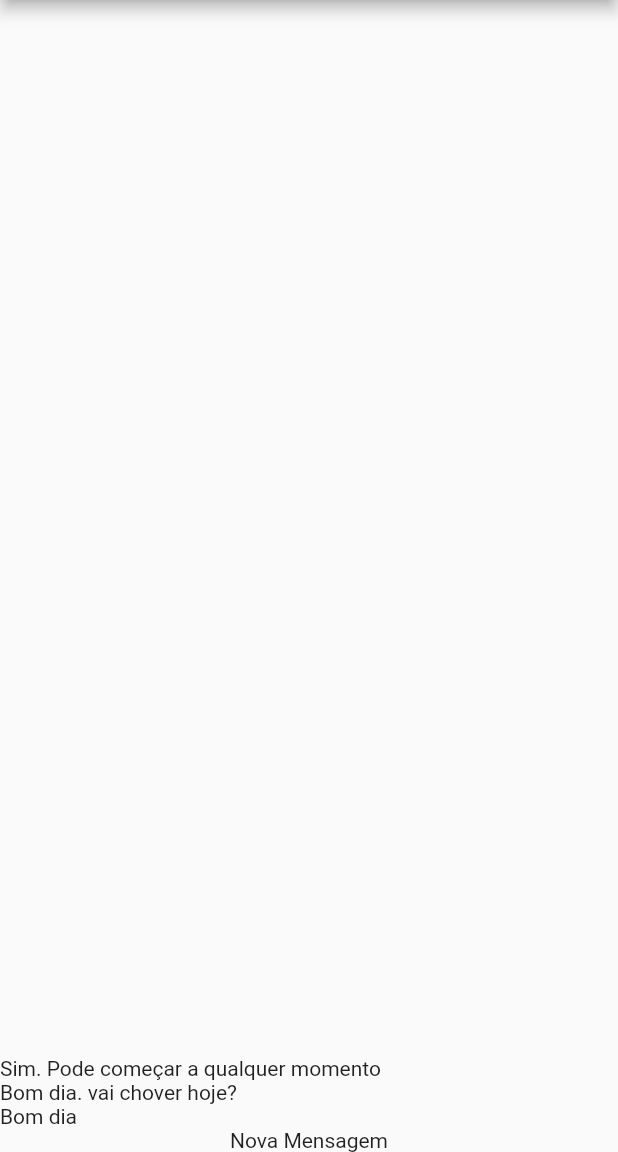
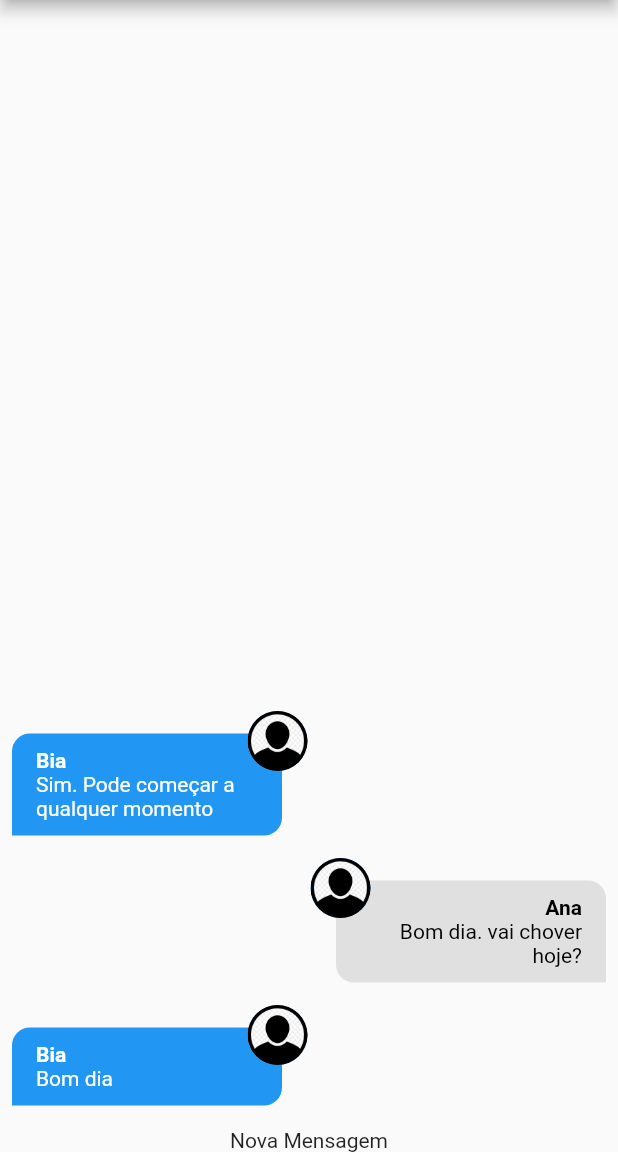
Before and after one commit to ViolaRafael/chat, a Flutter app: the screen it shows after launch, on a phone screen of 412 x 824 dp, the part 84-1236 px from its top. Run offline on Flutter 3.47's test engine with Material 2 defaults, Android fonts, the phone set to English and light mode, and no system bars; our stand-ins replace image_picker; accounts and stored records are empty.

Commit message:
Add Message Bubble Component

```diff
--- /dev/null
+++ b/lib/components/message_bubble.dart
@@ -0,0 +1,92 @@
+import 'dart:io';
+import 'package:chat/core/models/chat_message.dart';
+import 'package:flutter/material.dart';
+
+class MessageBubble extends StatelessWidget {
+  static const _defaultImage = 'assets/images/avatar.png';
+  final ChatMessage message;
+  final bool belongsToCurrentUser;
+
+  const MessageBubble({
+    Key? key,
+    required this.message,
+    required this.belongsToCurrentUser,
+  }) : super(key: key);
+
+  Widget _showUserImage(String imageURL) {
+    ImageProvider? provider;
+    final uri = Uri.parse(imageURL);
+
+    if(uri.path.contains(_defaultImage)) {
+      provider = const AssetImage(_defaultImage);
+    } else if (uri.scheme.contains('http')) {
+      provider = NetworkImage(uri.toString());
+    } else {
+      provider = FileImage(File(uri.toString()));
+    }
+
+    return CircleAvatar(
+      backgroundImage: provider,
+    );
+  }
+
+  @override
+  Widget build(BuildContext context) {
+    return Stack(
+      children: [
+        Row(
+          mainAxisAlignment: belongsToCurrentUser
+              ? MainAxisAlignment.end
+              : MainAxisAlignment.start,
+          children: [
+            Container(
+              decoration: BoxDecoration(
+                color: belongsToCurrentUser
+                    ? Colors.grey.shade300
+                    : Theme.of(context).colorScheme.secondary,
+                borderRadius: BorderRadius.only(
+                  topLeft: const Radius.circular(12),
+                  topRight: const Radius.circular(12),
+                  bottomLeft: belongsToCurrentUser
+                      ? const Radius.circular(12)
+                      : const Radius.circular(0),
+                  bottomRight: belongsToCurrentUser
+                      ? const Radius.circular(0)
+                      : const Radius.circular(12),
+                ),
+              ),
+              width: 180,
+              padding: const EdgeInsets.symmetric(vertical: 10, horizontal: 16),
+              margin: const EdgeInsets.symmetric(vertical: 15, horizontal: 8),
+              child: Column(
+                crossAxisAlignment: belongsToCurrentUser ? CrossAxisAlignment.end : CrossAxisAlignment.start,
+                children: [
+                  Text(
+                    message.userName,
+                    style: TextStyle(
+                      fontWeight: FontWeight.bold,
+                      color: belongsToCurrentUser ? Colors.black : Colors.white,
+                    ),
+                  ),
+                  Text(
+                    message.text,
+                    textAlign: belongsToCurrentUser ? TextAlign.right : TextAlign.left,
+                    style: TextStyle(
+                      color: belongsToCurrentUser ? Colors.black : Colors.white,
+                    ),
+                  ),
+                ],
+              ),
+            ),
+          ],
+        ),
+        Positioned(
+          top: 0,
+          left: belongsToCurrentUser ? null : 165,
+          right: belongsToCurrentUser ? 165 : null,
+          child: _showUserImage(message.userImageURL),
+        ),
+      ],
+    );
+  }
+}
--- a/lib/components/messages.dart
+++ b/lib/components/messages.dart
@@ -1,4 +1,6 @@
+import 'package:chat/components/message_bubble.dart';
 import 'package:chat/core/models/chat_message.dart';
+import 'package:chat/core/services/auth/auth_service.dart';
 import 'package:flutter/material.dart';
 
 import '../core/services/chat/chat_service.dart';
@@ -8,6 +10,7 @@ class Messages extends StatelessWidget {
 
   @override
   Widget build(BuildContext context) {
+    final currentUser = AuthService().currentUser;
     return StreamBuilder<List<ChatMessage>>(
       stream: ChatService().messagesStream(),
       builder: (ctx, snapshot) {
@@ -20,7 +23,11 @@ class Messages extends StatelessWidget {
           return ListView.builder(
             reverse: true,
             itemCount: msgs.length,
-            itemBuilder: (ctx, i) => Text(msgs[i].text),
+            itemBuilder: (ctx, i) => MessageBubble(
+              key: ValueKey(msgs[i].id),
+              message: msgs[i],
+              belongsToCurrentUser: currentUser?.id == msgs[i].userId,
+            ),
           );
         }
       },
--- a/lib/core/services/auth/auth_mock_service.dart
+++ b/lib/core/services/auth/auth_mock_service.dart
@@ -6,9 +6,9 @@ import 'package:chat/core/services/auth/auth_service.dart';
 
 class AuthMockService implements AuthService {
   static final _defaultUser = ChatUser(
-    id: '1',
-    name: 'Teste',
-    email: 'teste@gmail.com',
+    id: '456',
+    name: 'Ana',
+    email: 'ana@gmail.com',
     imageURL: 'assets/images/avatar.png',
   );
 
```
